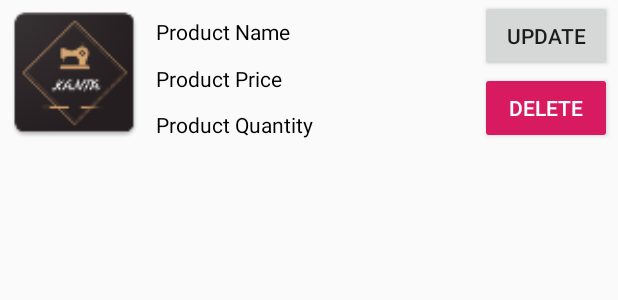
After one commit to sazal-ns/KANTA2, an Android app: the layout shop_product_view.xml on its own in the app's theme, with its tools: preview values and no code run, on a phone screen of 412 x 824 dp. The commit adds this screen. Shown: the top 300 px of the screen. Run offline under Robolectric (Android 15) with nearby library versions, the phone set to English and light mode, and no system bars.

Commit message:
Shop added

```diff
--- a/app/src/main/java/com/brosolved/siddiqui/kanta/MainActivity.java
+++ b/app/src/main/java/com/brosolved/siddiqui/kanta/MainActivity.java
@@ -3,6 +3,7 @@ package com.brosolved.siddiqui.kanta;
 import android.Manifest;
 import android.content.Intent;
 import android.os.Bundle;
+import android.util.Log;
 import android.view.Menu;
 import android.view.MenuItem;
 import android.view.View;
@@ -10,6 +11,7 @@ import android.widget.TextView;
 
 import com.brosolved.siddiqui.kanta.fragments.HomeFragment;
 import com.brosolved.siddiqui.kanta.fragments.ProfileFragment;
+import com.brosolved.siddiqui.kanta.fragments.ShopProductFragment;
 import com.brosolved.siddiqui.kanta.models.MutableUser;
 import com.brosolved.siddiqui.kanta.models.User;
 import com.brosolved.siddiqui.kanta.models.UserInfo;
@@ -85,6 +87,7 @@ public class MainActivity extends AppCompatActivity
                         userInfo = user.getData().get(0);
                         name.setText(userInfo.getName());
                         contact.setText(userInfo.getMobile());
+                        Log.d(TAG, "User ID & Name: "+userInfo.getId()+" "+userInfo.getName());
                     }
                     openFragment(new HomeFragment());
                 }
@@ -97,6 +100,7 @@ public class MainActivity extends AppCompatActivity
                        userInfo = user.getData();
                        name.setText(userInfo.getName());
                        contact.setText(userInfo.getMobile());
+                       Log.d(TAG, "User ID & Name: "+userInfo.getId()+" "+userInfo.getName());
                    }
                     openFragment(new HomeFragment());
                 }
@@ -153,6 +157,8 @@ public class MainActivity extends AppCompatActivity
             openFragment(new ProfileFragment());
         }else if (id == R.id.nav_add_product)
             startActivity(new Intent(MainActivity.this, ProductAddActivity.class));
+        else if (id == R.id.nav_shop_product)
+            openFragment(new ShopProductFragment());
 
         DrawerLayout drawer = findViewById(R.id.drawer_layout);
         drawer.closeDrawer(GravityCompat.START);
--- a/app/src/main/java/com/brosolved/siddiqui/kanta/ProductAddActivity.java
+++ b/app/src/main/java/com/brosolved/siddiqui/kanta/ProductAddActivity.java
@@ -39,7 +39,7 @@ public class ProductAddActivity extends AppCompatActivity {
     private Spinner categorySpinner;
     private ImageButton imageButton;
     private Button saveButton;
-    private TextInputLayout product, price, desc;
+    private TextInputLayout product, price, desc, quantity;
 
     @Override
     protected void onCreate(Bundle savedInstanceState) {
@@ -54,6 +54,7 @@ public class ProductAddActivity extends AppCompatActivity {
         product = findViewById(R.id.productName);
         price = findViewById(R.id.price);
         desc = findViewById(R.id.description);
+        quantity = findViewById(R.id.quantity);
 
         viewModel.getCategory().observe(this, new Observer<Categories>() {
             @Override
@@ -95,11 +96,12 @@ public class ProductAddActivity extends AppCompatActivity {
         saveButton.setOnClickListener(new View.OnClickListener() {
             @Override
             public void onClick(View v) {
-                if (CommonTask.checkInput(product.getEditText().getText().toString()) && CommonTask.checkInput(price.getEditText().getText().toString()) && CommonTask.checkInput(desc.getEditText().getText().toString()) && image1.isFile()){
+                if (CommonTask.checkInput(product.getEditText().getText().toString()) && CommonTask.checkInput(price.getEditText().getText().toString()) && CommonTask.checkInput(desc.getEditText().getText().toString()) && image1.isFile() && CommonTask.checkInput(quantity.getEditText().getText().toString())){
                     Product theProduct = new Product();
                     theProduct.setName(product.getEditText().getText().toString().trim());
                     theProduct.setPrice(price.getEditText().getText().toString().trim());
                     theProduct.setDetails(desc.getEditText().getText().toString().trim());
+                    theProduct.setQuantity(Integer.parseInt(quantity.getEditText().getText().toString().trim()));
                     theProduct.setProductCategoryId(String.valueOf(catId));
                     theProduct.setImageFile(image1);
 
--- a/app/src/main/java/com/brosolved/siddiqui/kanta/remote/API.java
+++ b/app/src/main/java/com/brosolved/siddiqui/kanta/remote/API.java
@@ -2,9 +2,12 @@ package com.brosolved.siddiqui.kanta.remote;
 
 import com.brosolved.siddiqui.kanta.models.Categories;
 import com.brosolved.siddiqui.kanta.models.MutableUser;
+import com.brosolved.siddiqui.kanta.models.Product;
 import com.brosolved.siddiqui.kanta.models.Products;
 import com.brosolved.siddiqui.kanta.models.User;
 import com.brosolved.siddiqui.kanta.models.UserInfo;
+
+import java.util.List;
 
 import okhttp3.RequestBody;
 import retrofit2.Call;
@@ -43,4 +46,7 @@ public interface API {
     @POST("product")
     Call<Boolean> addProduct(@Body RequestBody file);
 
+    @GET("productByUser/{id}")
+    Call<List<Product>> getAllProducts(@Path("id") int id);
+
 }
--- a/app/src/main/java/com/brosolved/siddiqui/kanta/viewModel/ProductViewModel.java
+++ b/app/src/main/java/com/brosolved/siddiqui/kanta/viewModel/ProductViewModel.java
@@ -4,6 +4,8 @@ import com.brosolved.siddiqui.kanta.MainActivity;
 import com.brosolved.siddiqui.kanta.models.Categories;
 import com.brosolved.siddiqui.kanta.models.Product;
 import com.brosolved.siddiqui.kanta.remote.Repository;
+
+import java.util.List;
 
 import androidx.lifecycle.LiveData;
 import androidx.lifecycle.ViewModel;
@@ -22,4 +24,8 @@ public class ProductViewModel extends ViewModel {
     public LiveData<Boolean> addProduct(Product product){
         return Repository.getInstance().addProduct(product, String.valueOf(MainActivity.userInfo.getId()));
     }
+
+    public LiveData<List<Product>> getProducts(int id){
+        return Repository.getInstance().loadAllProducts(id);
+    }
 }
--- /dev/null
+++ b/app/src/main/res/layout/shop_product_view.xml
@@ -0,0 +1,79 @@
+<?xml version="1.0" encoding="utf-8"?>
+<androidx.constraintlayout.widget.ConstraintLayout xmlns:android="http://schemas.android.com/apk/res/android"
+    android:layout_width="match_parent"
+    android:layout_height="wrap_content"
+    android:layout_marginBottom="4dp"
+    xmlns:app="http://schemas.android.com/apk/res-auto">
+
+    <ImageView
+        android:id="@+id/productImage"
+        android:layout_width="100dp"
+        android:layout_height="100dp"
+        android:scaleType="fitXY"
+        android:src="@mipmap/ic_launcher"
+        app:layout_constraintStart_toStartOf="parent"
+        app:layout_constraintTop_toTopOf="parent"
+        app:layout_constraintEnd_toStartOf="@id/productName"
+        app:layout_constraintBottom_toBottomOf="@id/deleteProduct"/>
+
+    <TextView
+        android:id="@+id/productName"
+        android:layout_width="0dp"
+        android:layout_height="wrap_content"
+        android:text="Product Name"
+        android:layout_marginTop="8dp"
+        android:layout_marginStart="4dp"
+        android:textColor="@android:color/black"
+        app:layout_constraintStart_toEndOf="@id/productImage"
+        app:layout_constraintTop_toTopOf="parent"
+        app:layout_constraintEnd_toStartOf="@id/updateProduct"
+        app:layout_constraintBottom_toTopOf="@id/productPrice"/>
+
+    <TextView
+        android:id="@+id/productPrice"
+        android:layout_width="0dp"
+        android:layout_height="wrap_content"
+        android:text="Product Price"
+        android:textColor="@android:color/black"
+        android:layout_marginTop="8dp"
+        android:layout_marginStart="4dp"
+        app:layout_constraintTop_toBottomOf="@id/productName"
+        app:layout_constraintStart_toEndOf="@id/productImage"
+        app:layout_constraintEnd_toStartOf="@id/updateProduct"
+        app:layout_constraintBottom_toTopOf="@id/quantity"/>
+
+    <TextView
+        android:id="@+id/quantity"
+        android:layout_width="0dp"
+        android:layout_height="wrap_content"
+        android:text="Product Quantity"
+        android:textColor="@android:color/black"
+        android:layout_marginTop="8dp"
+        android:layout_marginStart="4dp"
+        app:layout_constraintTop_toBottomOf="@+id/productPrice"
+        app:layout_constraintStart_toEndOf="@+id/productImage"
+        app:layout_constraintEnd_toStartOf="@id/deleteProduct"
+        app:layout_constraintBottom_toBottomOf="@id/deleteProduct"/>
+
+    <Button
+        android:id="@+id/updateProduct"
+        style="@style/Widget.AppCompat.Button"
+        android:layout_width="wrap_content"
+        android:layout_height="wrap_content"
+        android:layout_marginEnd="4dp"
+        android:text="Update"
+        app:layout_constraintEnd_toEndOf="parent"
+        app:layout_constraintTop_toTopOf="parent" />
+
+    <Button
+        android:id="@+id/deleteProduct"
+        style="@style/Widget.AppCompat.Button.Colored"
+        android:layout_width="wrap_content"
+        android:layout_height="wrap_content"
+        android:layout_marginEnd="4dp"
+        android:text="Delete"
+        app:layout_constraintEnd_toEndOf="parent"
+        app:layout_constraintTop_toBottomOf="@id/updateProduct" />
+
+
+</androidx.constraintlayout.widget.ConstraintLayout>
--- a/app/src/main/res/menu/activity_main_drawer.xml
+++ b/app/src/main/res/menu/activity_main_drawer.xml
@@ -25,6 +25,10 @@
         <item
             android:id="@+id/nav_add_product"
             android:title="Add Product"/>
+
+        <item
+            android:id="@+id/nav_shop_product"
+            android:title="Products"/>
     </group>
 
 
--- a/app/src/main/res/values/strings.xml
+++ b/app/src/main/res/values/strings.xml
@@ -8,4 +8,7 @@
     <string name="action_settings">Settings</string>
     <string name="title_activity_details">DetailsActivity</string>
     <string name="section_format">Hello World from section: %1$d</string>
+
+    <!-- TODO: Remove or change this placeholder text -->
+    <string name="hello_blank_fragment">Hello blank fragment</string>
 </resources>
```
Also changed, not shown: app/src/main/java/com/brosolved/siddiqui/kanta/adapter/ProductAdapter.java (added, +115 -0 lines), app/src/main/java/com/brosolved/siddiqui/kanta/fragments/ShopProductFragment.java (added, +131 -0 lines), app/src/main/java/com/brosolved/siddiqui/kanta/models/Product.java (+13 -0 lines), app/src/main/java/com/brosolved/siddiqui/kanta/remote/Repository.java (+23 -1 lines), app/src/main/res/layout/activity_product_add.xml (+19 -1 lines), app/src/main/res/layout/fragment_shop_product.xml (added, +20 -0 lines).
